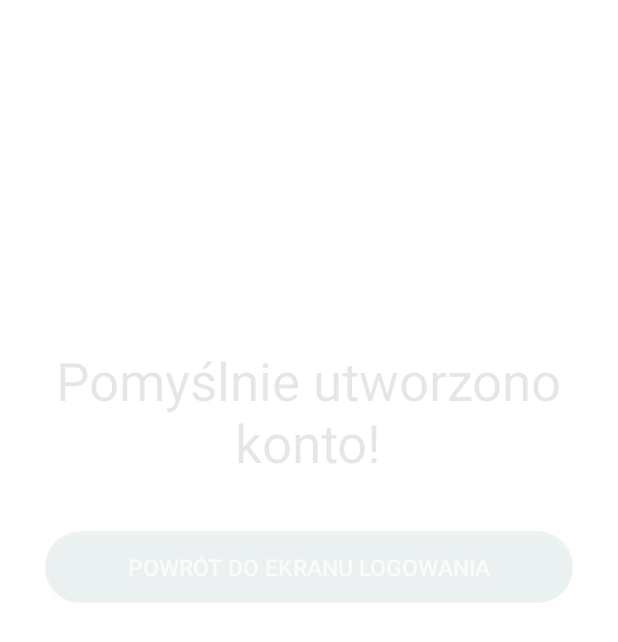
After one commit to MankeS96/WME19BC1S1_ADK_Gr_4, an Android app: the OknoPoRejestracji screen opened directly, with no data from a screen before it, on a phone screen of 412 x 824 dp. The commit adds this screen. Shown: the top 642 px of the screen. Run offline under Robolectric (Android 15) with nearby library versions, the phone set to English and light mode, and no system bars.

Commit message:
Dokończenie procesu rejestracji
Dokończenie okien rejestracji, powrót do logowania

```diff
--- a/AplikacjaMobilnaADK/app/build.gradle
+++ b/AplikacjaMobilnaADK/app/build.gradle
@@ -38,4 +38,5 @@ dependencies {
     androidTestImplementation 'androidx.test.espresso:espresso-core:3.4.0'
     implementation 'androidx.recyclerview:recyclerview:1.2.1'
     implementation 'androidx.cardview:cardview:1.0.0'
+    implementation 'com.hbb20:ccp:2.6.0'
 }
--- /dev/null
+++ b/AplikacjaMobilnaADK/app/src/main/java/com/example/adk/OknoPoRejestracji.java
@@ -0,0 +1,41 @@
+package com.example.adk;
+
+import androidx.appcompat.app.AppCompatActivity;
+
+import android.content.Intent;
+import android.os.Bundle;
+import android.view.animation.Animation;
+import android.view.animation.AnimationUtils;
+import android.widget.Button;
+import android.widget.TextView;
+
+public class OknoPoRejestracji extends AppCompatActivity {
+
+    //Variable
+    Animation topAnim, bottomAnim;
+    TextView naglowek1;
+    Button powrotDoLogowania;
+
+    @Override
+    protected void onCreate(Bundle savedInstanceState) {
+        super.onCreate(savedInstanceState);
+        setContentView(R.layout.activity_okno_po_rejestracji);
+
+        //Hooks
+        naglowek1 = findViewById(R.id.komunikat_po_rejestracji);
+        powrotDoLogowania = findViewById(R.id.powrot_do_logowania_button);
+
+        //Animations
+        topAnim = AnimationUtils.loadAnimation(this, R.anim.top_animation);
+        bottomAnim = AnimationUtils.loadAnimation(this, R.anim.bottom_animation);
+
+        naglowek1.setAnimation(topAnim);
+        powrotDoLogowania.setAnimation(bottomAnim);
+
+        powrotDoLogowania.setOnClickListener(view -> {
+            Intent intent = new Intent(OknoPoRejestracji.this, LoginActivity.class);
+            startActivity(intent);
+        });
+
+    }
+}
--- a/AplikacjaMobilnaADK/app/src/main/java/com/example/adk/RegisterActivity.java
+++ b/AplikacjaMobilnaADK/app/src/main/java/com/example/adk/RegisterActivity.java
@@ -34,7 +34,7 @@ public class RegisterActivity extends AppCompatActivity {
         bottomAnim = AnimationUtils.loadAnimation(this, R.anim.bottom_animation);
 
         //Hooks
-        rejestracja_naglowek = findViewById(R.id.Text1rej);
+        rejestracja_naglowek = findViewById(R.id.naglowek_rej1);
         imie_rej = findViewById(R.id.wpisz_imie);
         nazwisko_rej = findViewById(R.id.wpisz_nazwisko);
         email_rej = findViewById(R.id.wpisz_adres_email);
--- /dev/null
+++ b/AplikacjaMobilnaADK/app/src/main/res/layout/activity_okno_po_rejestracji.xml
@@ -0,0 +1,49 @@
+<?xml version="1.0" encoding="utf-8"?>
+<androidx.constraintlayout.widget.ConstraintLayout  xmlns:android="http://schemas.android.com/apk/res/android"
+    xmlns:app="http://schemas.android.com/apk/res-auto"
+    xmlns:tools="http://schemas.android.com/tools"
+    android:layout_width="match_parent"
+    android:layout_height="match_parent"
+    tools:context=".OknoPoRejestracji"
+    android:background="@color/background"
+    android:padding="30dp">
+
+    <LinearLayout
+        android:layout_width="match_parent"
+        android:layout_height="wrap_content"
+        android:orientation="vertical"
+        tools:ignore="MissingConstraints">
+
+        <TextView
+            android:id="@+id/komunikat_po_rejestracji"
+            android:layout_width="351dp"
+            android:layout_height="wrap_content"
+            android:layout_gravity="center"
+            android:text="@string/komunikat_po_rejestracji1"
+            android:textAlignment="center"
+            android:textColor="@color/kolor1"
+            android:textSize="35sp"
+            android:layout_marginTop="200sp"/>
+
+        <LinearLayout
+            android:layout_width="match_parent"
+            android:layout_height="wrap_content"
+            android:orientation="vertical"
+            android:layout_marginTop="10dp">
+
+            <Button
+                android:id="@+id/powrot_do_logowania_button"
+                android:layout_width="match_parent"
+                android:layout_height="wrap_content"
+                android:text="@string/komunikat_po_rejestracji2"
+                android:textColor="@color/white"
+                android:textSize="15sp"
+                android:background="@drawable/rounded_rectangle"
+                android:layout_marginTop="25dp"
+                android:onClick="callOknoRejestracji"
+                tools:ignore="OnClick" />
+
+
+        </LinearLayout>
+    </LinearLayout>
+</androidx.constraintlayout.widget.ConstraintLayout>
--- a/AplikacjaMobilnaADK/app/src/main/res/layout/activity_register.xml
+++ b/AplikacjaMobilnaADK/app/src/main/res/layout/activity_register.xml
@@ -4,7 +4,7 @@
     xmlns:tools="http://schemas.android.com/tools"
     android:layout_width="match_parent"
     android:layout_height="match_parent"
-    tools:context=".MainActivity"
+    tools:context=".RegisterActivity"
     android:background="@color/background"
     android:padding="30dp">
 
@@ -15,7 +15,7 @@
         tools:ignore="MissingConstraints">
 
         <TextView
-            android:id="@+id/Text1rej"
+            android:id="@+id/naglowek_rej1"
             android:layout_width="351dp"
             android:layout_height="wrap_content"
             android:layout_gravity="center"
--- a/AplikacjaMobilnaADK/build.gradle
+++ b/AplikacjaMobilnaADK/build.gradle
@@ -1,7 +1,7 @@
 // Top-level build file where you can add configuration options common to all sub-projects/modules.
 plugins {
-    id 'com.android.application' version '7.1.0' apply false
-    id 'com.android.library' version '7.1.0' apply false
+    id 'com.android.application' version '7.2.0' apply false
+    id 'com.android.library' version '7.2.0' apply false
 }
 
 task clean(type: Delete) {
```
Also changed, not shown: AplikacjaMobilnaADK/app/src/main/AndroidManifest.xml (+6 -3 lines), AplikacjaMobilnaADK/app/src/main/java/com/example/adk/LoginActivity.java (+9 -1 lines), AplikacjaMobilnaADK/app/src/main/java/com/example/adk/RegisterActivity2.java (+5 -6 lines), AplikacjaMobilnaADK/app/src/main/java/com/example/adk/RegisterActivity3.java (+35 -0 lines), AplikacjaMobilnaADK/app/src/main/res/drawable/black_border.xml (added, +8 -0 lines), AplikacjaMobilnaADK/app/src/main/res/layout/activity_login.xml (+13 -1 lines), AplikacjaMobilnaADK/app/src/main/res/layout/activity_register2.xml (+6 -15 lines), AplikacjaMobilnaADK/app/src/main/res/layout/activity_register3.xml (+42 -5 lines), AplikacjaMobilnaADK/app/src/main/res/values/strings.xml (+10 -4 lines), AplikacjaMobilnaADK/gradle/wrapper/gradle-wrapper.properties.
